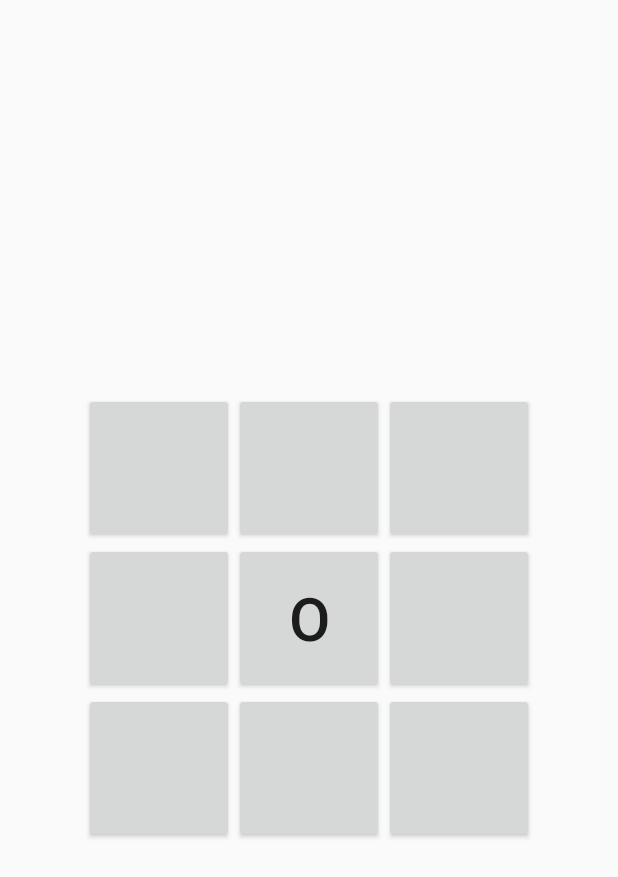
After one commit to poomai/Notetictactoe2, an Android app: the MediumPlay3x3 screen opened directly, with no data from a screen before it, on a phone screen of 412 x 824 dp. The commit adds this screen. Shown: the top 877 px of the screen. Run offline under Robolectric (Android 15) with nearby library versions, the phone set to English and light mode, and no system bars.

Commit message:
29november60

```diff
--- a/app/src/main/AndroidManifest.xml
+++ b/app/src/main/AndroidManifest.xml
@@ -21,7 +21,8 @@
         <activity android:name=".SelectMode" />
         <activity android:name=".HardPlay3x3" />
         <activity android:name=".EasyPlay3x3" />
-        <activity android:name=".Hard2Play3x3"></activity>
+        <activity android:name=".Hard2Play3x3" />
+        <activity android:name=".MediumPlay3x3"></activity>
     </application>
 
 </manifest>
--- /dev/null
+++ b/app/src/main/java/com/example/momotaro/notetictactoe/MediumPlay3x3.java
@@ -0,0 +1,76 @@
+package com.example.momotaro.notetictactoe;
+
+import android.support.v7.app.AppCompatActivity;
+import android.os.Bundle;
+import android.view.View;
+import android.widget.Button;
+
+import java.security.PrivateKey;
+
+public class MediumPlay3x3 extends AppCompatActivity implements View.OnClickListener {
+
+    private Button[][] buttons = new Button[3][3];
+    private int[][] ints = new int[][]{
+            {R.id.btn3x11, R.id.btn3x12, R.id.btn3x13},
+            {R.id.btn3x21, R.id.btn3x22, R.id.btn3x23},
+            {R.id.btn3x31, R.id.btn3x32, R.id.btn3x33}};
+    private boolean aBoolean = true; // Value True ==> first User Choose
+
+    private int timesAnInt = 1;
+
+
+
+
+    @Override
+    protected void onCreate(Bundle savedInstanceState) {
+        super.onCreate(savedInstanceState);
+        setContentView(R.layout.activity_medium_play3x3);
+
+        initialView();
+
+        buttonController();
+
+        writeXOonButton(buttons[1][1], "O");
+
+
+
+    } // Main Method
+
+    private void writeXOonButton(Button btnClick, String strXO) {
+
+        btnClick.setText(strXO);
+        btnClick.setClickable(false);
+
+    }   // writeX
+
+    private void buttonController() {
+
+        for (int i = 0; i < 3; i++) {
+            for (int i1 = 0; i1 < 3; i1++) {
+
+
+                buttons[i][i1].setOnClickListener(MediumPlay3x3.this);
+
+            }
+        }
+
+    }   // buttonController
+
+
+    private void initialView() {
+
+        for (int i = 0; i < 3; i++) {
+            for (int i1 = 0; i1 < 3; i1++) {
+                buttons[i][i1] = (Button) findViewById(ints[i][i1]);
+            }   //for
+        }   // for
+
+    }   // initial
+
+    @Override
+    public void onClick(View view) {
+
+    }
+
+
+}  // Main Class
--- a/app/src/main/java/com/example/momotaro/notetictactoe/SelectMode.java
+++ b/app/src/main/java/com/example/momotaro/notetictactoe/SelectMode.java
@@ -41,13 +41,15 @@ public class SelectMode extends AppCompatActivity implements View.OnClickListene
     public void onClick(View v) {
 
         if (v == easyButton) {
-
             Intent intent = new Intent(SelectMode.this, EasyPlay3x3.class);
             startActivity(intent);
+
 
         }
 
         if (v == mediumButton) {
+            Intent intent = new Intent(SelectMode.this, MediumPlay3x3.class);
+            startActivity(intent);
 
         }
 
--- /dev/null
+++ b/app/src/main/res/layout/activity_medium_play3x3.xml
@@ -0,0 +1,93 @@
+<?xml version="1.0" encoding="utf-8"?>
+<RelativeLayout xmlns:android="http://schemas.android.com/apk/res/android"
+    xmlns:tools="http://schemas.android.com/tools"
+    android:layout_width="match_parent"
+    android:layout_height="match_parent"
+    tools:context="com.example.momotaro.notetictactoe.MediumPlay3x3">
+
+    <LinearLayout
+        android:layout_centerInParent="true"
+        android:layout_width="wrap_content"
+        android:layout_height="wrap_content"
+        android:orientation="vertical"
+        android:padding="@dimen/padding">
+
+        <LinearLayout
+            android:layout_width="match_parent"
+            android:layout_height="wrap_content"
+            android:orientation="horizontal">
+
+            <Button
+                android:id="@+id/btn3x11"
+                android:layout_width="@dimen/h0"
+                android:layout_height="@dimen/h0"
+                android:textSize="@dimen/h1" />
+
+            <Button
+                android:id="@+id/btn3x12"
+                android:layout_width="@dimen/h0"
+                android:layout_height="@dimen/h0"
+                android:textSize="@dimen/h1" />
+
+            <Button
+                android:id="@+id/btn3x13"
+                android:layout_width="@dimen/h0"
+                android:layout_height="@dimen/h0"
+                android:textSize="@dimen/h1" />
+
+        </LinearLayout>
+
+        <LinearLayout
+            android:layout_width="match_parent"
+            android:layout_height="wrap_content"
+            android:orientation="horizontal">
+
+            <Button
+                android:id="@+id/btn3x21"
+                android:layout_width="@dimen/h0"
+                android:layout_height="@dimen/h0"
+                android:textSize="@dimen/h1" />
+
+            <Button
+                android:id="@+id/btn3x22"
+                android:layout_width="@dimen/h0"
+                android:layout_height="@dimen/h0"
+                android:textSize="@dimen/h1" />
+
+            <Button
+                android:id="@+id/btn3x23"
+                android:layout_width="@dimen/h0"
+                android:layout_height="@dimen/h0"
+                android:textSize="@dimen/h1" />
+
+        </LinearLayout>
+
+        <LinearLayout
+            android:layout_width="match_parent"
+            android:layout_height="wrap_content"
+            android:orientation="horizontal">
+
+            <Button
+                android:id="@+id/btn3x31"
+                android:layout_width="@dimen/h0"
+                android:layout_height="@dimen/h0"
+                android:textSize="@dimen/h1" />
+
+            <Button
+                android:id="@+id/btn3x32"
+                android:layout_width="@dimen/h0"
+                android:layout_height="@dimen/h0"
+                android:textSize="@dimen/h1" />
+
+            <Button
+                android:id="@+id/btn3x33"
+                android:layout_width="@dimen/h0"
+                android:layout_height="@dimen/h0"
+                android:textSize="@dimen/h1" />
+
+        </LinearLayout>
+
+
+    </LinearLayout>
+
+</RelativeLayout>
--- a/build.gradle
+++ b/build.gradle
@@ -5,7 +5,7 @@ buildscript {
         jcenter()
     }
     dependencies {
-        classpath 'com.android.tools.build:gradle:2.3.1'
+        classpath 'com.android.tools.build:gradle:2.3.2'
 
         // NOTE: Do not place your application dependencies here; they belong
         // in the individual module build.gradle files
```
Also changed, not shown: app/src/main/java/com/example/momotaro/notetictactoe/HardPlay3x3.java (+342 -11 lines), app/src/main/res/layout/activity_select_mode.xml (+6 -2 lines).
